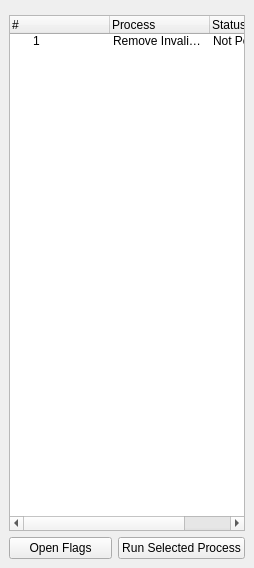
Before: the Qt Designer form ValidationTools/validation_toolbox.ui in dsgoficial/DsgTools, drawn with Qt 5.
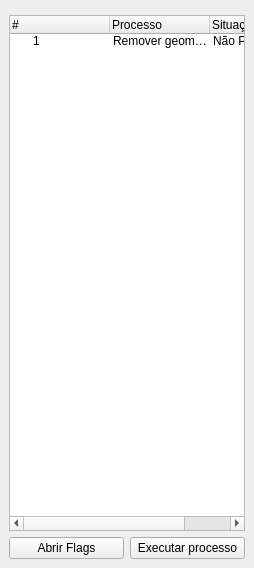
After: the same form once the commit is applied. Custom widgets are drawn as their Qt base class.

Commit message: first commits on ValidationProcess structure

What changed in the file:
```diff
--- a/ValidationTools/validation_toolbox.ui
+++ b/ValidationTools/validation_toolbox.ui
@@ -39,12 +39,12 @@
       </column>
       <column>
        <property name="text">
-        <string>Process</string>
+        <string>Processo</string>
        </property>
       </column>
       <column>
        <property name="text">
-        <string>Status</string>
+        <string>Situação</string>
        </property>
       </column>
       <item>
@@ -52,10 +52,10 @@
         <string>1</string>
        </property>
        <property name="text">
-        <string>Remove Invalid Geometry</string>
+        <string>Remover geometrias inválidas</string>
        </property>
        <property name="text">
-        <string>Not Performed</string>
+        <string>Não Pronto</string>
        </property>
       </item>
      </widget>
@@ -63,14 +63,14 @@
     <item row="2" column="0">
      <widget class="QPushButton" name="openFlagsButton">
       <property name="text">
-       <string>Open Flags</string>
+       <string>Abrir Flags</string>
       </property>
      </widget>
     </item>
     <item row="2" column="1">
      <widget class="QPushButton" name="runButton">
       <property name="text">
-       <string>Run Selected Process</string>
+       <string>Executar processo</string>
       </property>
      </widget>
     </item>
```
The commit also changes 6 other files.
